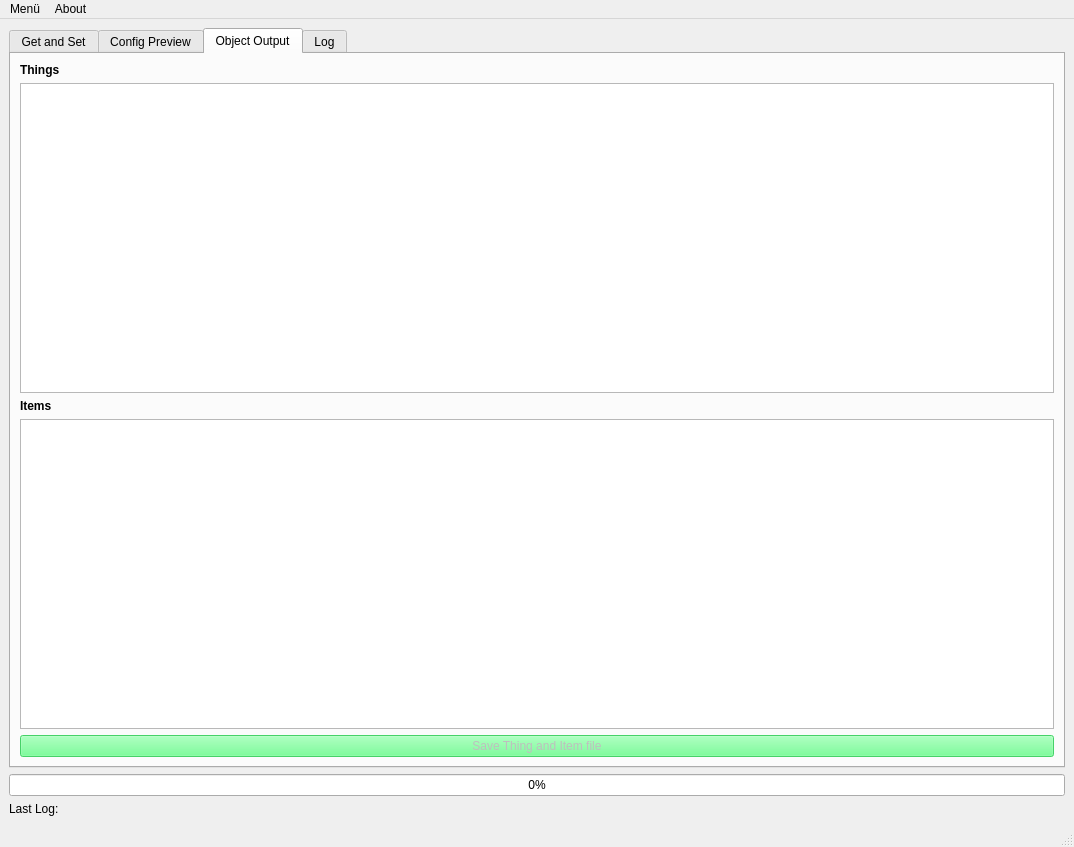
First picture: the form in tasmohabUI.ui, repository Gifford47/tasmohab, before the edit.
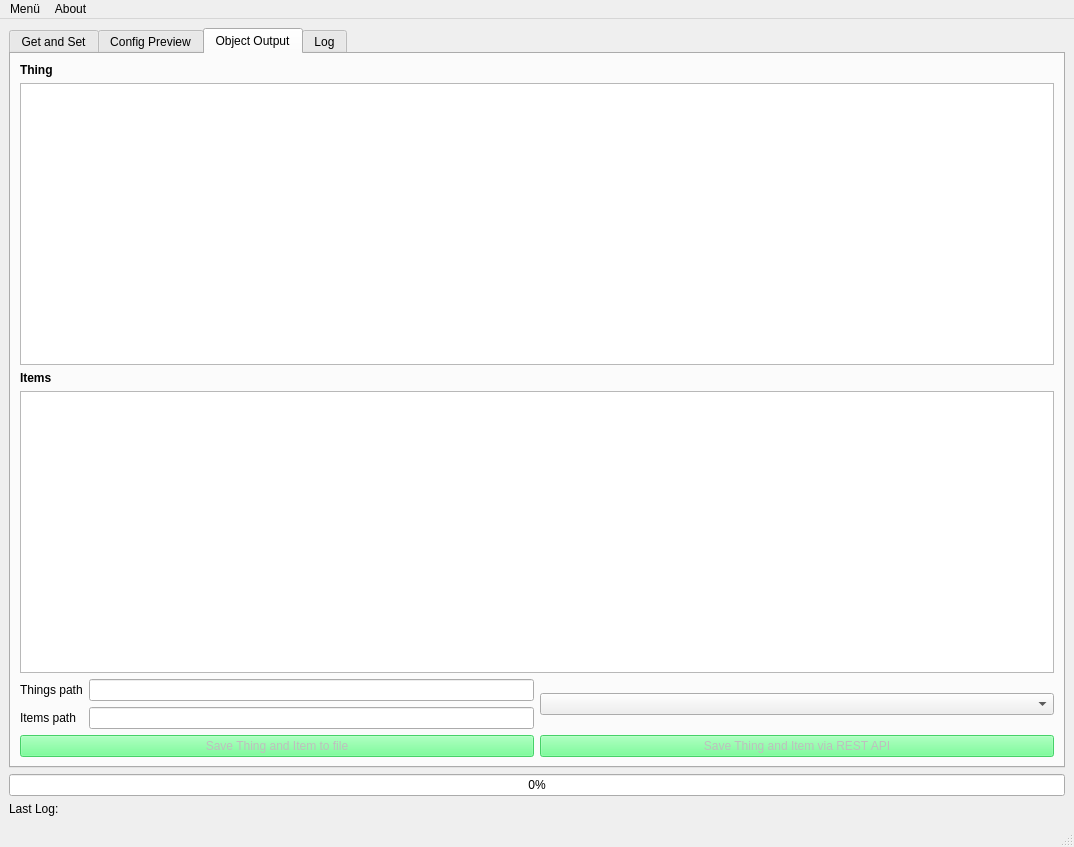
Second picture: the form after the edit. The open tabs and pages were chosen to show the change. Icons and pictures are not drawn.

Patch:
```diff
--- a/tasmohabUI.ui
+++ b/tasmohabUI.ui
@@ -316,12 +316,6 @@
                   </property>
                  </widget>
                 </item>
-                <item row="1" column="1">
-                 <widget class="QLineEdit" name="txt_thing_file"/>
-                </item>
-                <item row="0" column="1">
-                 <widget class="QLineEdit" name="txt_config_file_path"/>
-                </item>
                 <item row="0" column="0">
                  <widget class="QPushButton" name="btn_load_object">
                   <property name="text">
@@ -330,23 +324,6 @@
                  </widget>
                 </item>
                 <item row="2" column="1">
-                 <widget class="QLineEdit" name="txt_item_file"/>
-                </item>
-                <item row="1" column="0">
-                 <widget class="QLabel" name="lbl_thing_file">
-                  <property name="text">
-                   <string>Thing File</string>
-                  </property>
-                 </widget>
-                </item>
-                <item row="2" column="0">
-                 <widget class="QLabel" name="lbl_item_file">
-                  <property name="text">
-                   <string>Item File</string>
-                  </property>
-                 </widget>
-                </item>
-                <item row="4" column="1">
                  <layout class="QHBoxLayout" name="horizontalLayout">
                   <item>
                    <widget class="QPushButton" name="btn_set_dev_conf">
@@ -580,6 +557,83 @@
         <string>Object Output</string>
        </attribute>
        <layout class="QGridLayout" name="gridLayout_14">
+        <item row="2" column="0">
+         <layout class="QGridLayout" name="gridLayout_16">
+          <item row="3" column="1">
+           <widget class="QPushButton" name="btn_save_final_via_rest">
+            <property name="enabled">
+             <bool>false</bool>
+            </property>
+            <property name="styleSheet">
+             <string notr="true">background-color: rgb(85, 255, 127);</string>
+            </property>
+            <property name="text">
+             <string>Save Thing and Item via REST API</string>
+            </property>
+           </widget>
+          </item>
+          <item row="3" column="0">
+           <widget class="QPushButton" name="btn_save_final_to_file">
+            <property name="enabled">
+             <bool>false</bool>
+            </property>
+            <property name="styleSheet">
+             <string notr="true">background-color: rgb(85, 255, 127);</string>
+            </property>
+            <property name="text">
+             <string>Save Thing and Item to file</string>
+            </property>
+           </widget>
+          </item>
+          <item row="0" column="1">
+           <widget class="QComboBox" name="cmb_oh_ips"/>
+          </item>
+          <item row="0" column="0">
+           <layout class="QGridLayout" name="gridLayout_18">
+            <item row="0" column="0">
+             <widget class="QLabel" name="lbl_thing_file">
+              <property name="text">
+               <string>Things path</string>
+              </property>
+             </widget>
+            </item>
+            <item row="0" column="1">
+             <widget class="QLineEdit" name="txt_thing_file">
+              <property name="sizePolicy">
+               <sizepolicy hsizetype="Minimum" vsizetype="Fixed">
+                <horstretch>0</horstretch>
+                <verstretch>0</verstretch>
+               </sizepolicy>
+              </property>
+             </widget>
+            </item>
+            <item row="1" column="0">
+             <widget class="QLabel" name="lbl_item_file">
+              <property name="sizePolicy">
+               <sizepolicy hsizetype="Fixed" vsizetype="Preferred">
+                <horstretch>0</horstretch>
+                <verstretch>0</verstretch>
+               </sizepolicy>
+              </property>
+              <property name="text">
+               <string>Items path</string>
+              </property>
+             </widget>
+            </item>
+            <item row="1" column="1">
+             <widget class="QLineEdit" name="txt_item_file">
+              <property name="sizePolicy">
+               <sizepolicy hsizetype="Minimum" vsizetype="Fixed">
+                <horstretch>0</horstretch>
+                <verstretch>0</verstretch>
+               </sizepolicy>
+              </property>
+             </widget>
+            </item>
+           </layout>
+          </item>
+         </layout>
+        </item>
         <item row="0" column="0">
          <layout class="QGridLayout" name="gridLayout_7">
           <item row="0" column="0">
@@ -593,12 +647,16 @@
                </font>
               </property>
               <property name="text">
-               <string>Things</string>
+               <string>Thing</string>
               </property>
              </widget>
             </item>
             <item>
-             <widget class="QTextBrowser" name="txt_output_thing"/>
+             <widget class="QTextBrowser" name="txt_output_thing">
+              <property name="readOnly">
+               <bool>false</bool>
+              </property>
+             </widget>
             </item>
             <item>
              <widget class="QLabel" name="lbl_output_2">
@@ -614,19 +672,10 @@
              </widget>
             </item>
             <item>
-             <widget class="QTextBrowser" name="txt_output_item"/>
-            </item>
-            <item>
-             <widget class="QPushButton" name="btn_save_final_obj">
-              <property name="enabled">
+             <widget class="QTextBrowser" name="txt_output_item">
+              <property name="readOnly">
                <bool>false</bool>
               </property>
-              <property name="styleSheet">
-               <string notr="true">background-color: rgb(85, 255, 127);</string>
-              </property>
-              <property name="text">
-               <string>Save Thing and Item file</string>
-              </property>
              </widget>
             </item>
            </layout>
```
Left out of the diff: 115 changed lines with no effect on the pictures.
